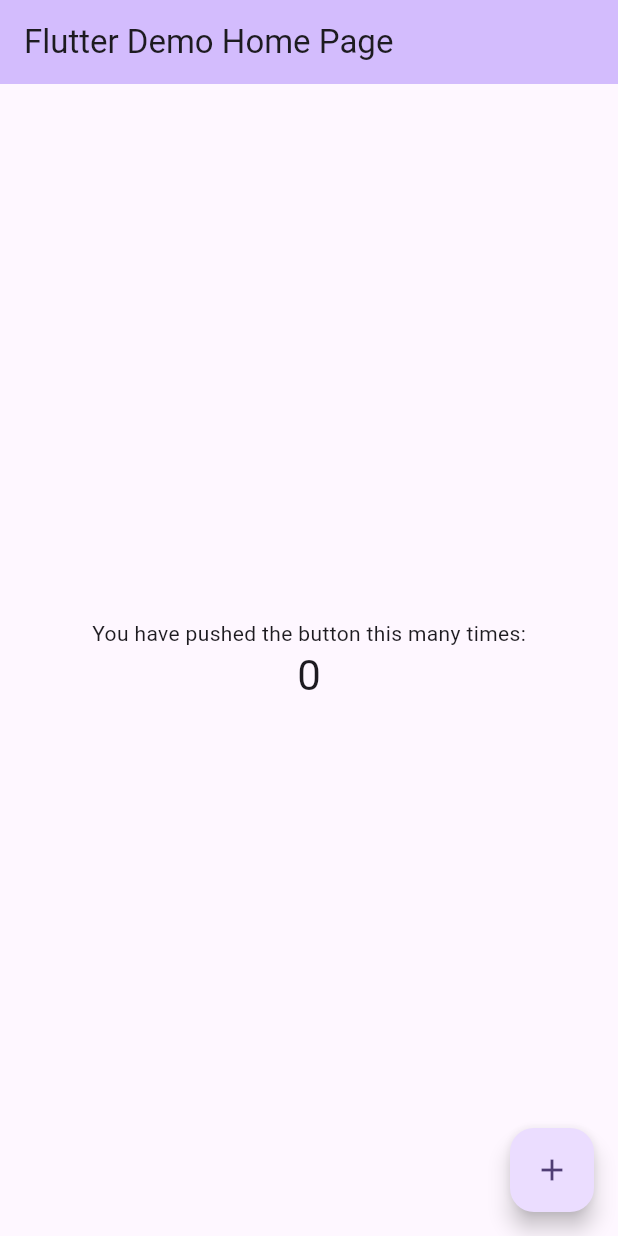
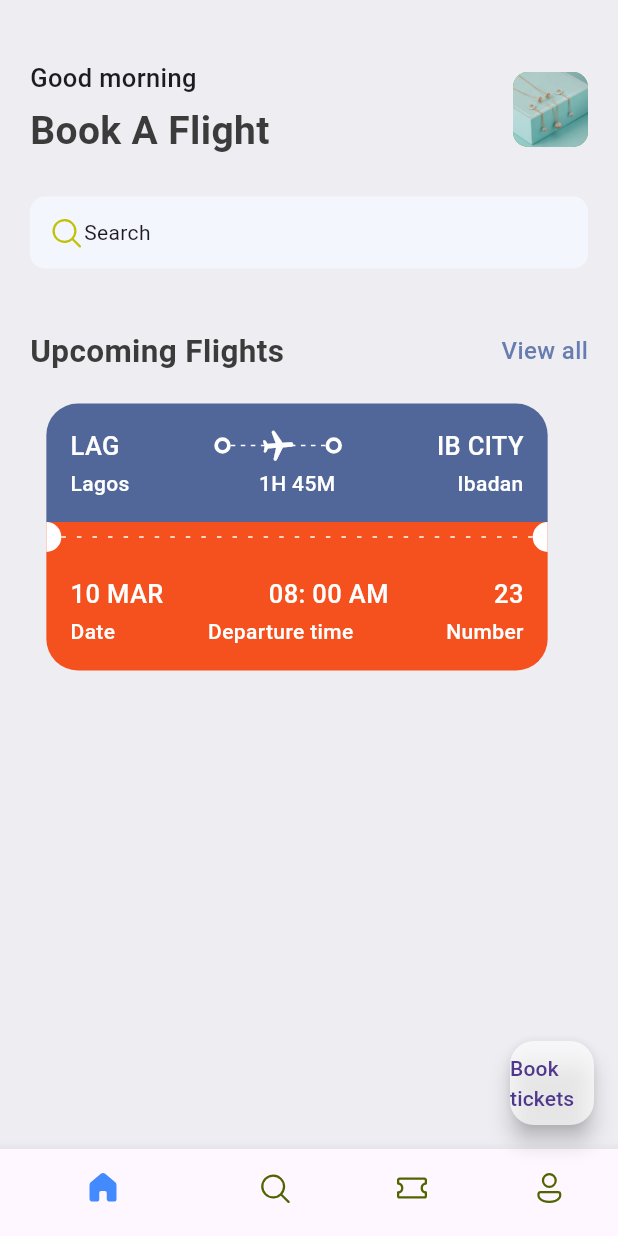
Before and after one commit to koreyakorede/ticketapp, a Flutter app: the screen it shows after launch, on a phone screen of 412 x 824 dp. Run offline on Flutter 3.47's test engine with Material 3 defaults, Android fonts, the phone set to English and light mode, and no system bars; our stand-ins replace fluentui_icons.

Commit message:
commiting all files to repository

```diff
--- /dev/null
+++ b/lib/base/bottom_nav_bar.dart
@@ -0,0 +1,65 @@
+import 'package:fluentui_icons/fluentui_icons.dart';
+import 'package:flutter/material.dart';
+import 'package:flutter_application_1/screens/home_screen.dart';
+
+class BottomNavBar extends StatefulWidget {
+  const BottomNavBar({super.key});
+
+  @override
+  State<BottomNavBar> createState() => _BottomNavBarState();
+}
+
+class _BottomNavBarState extends State<BottomNavBar> {
+  final appScreens = [
+    const HomeScreen(),
+    const Center(child: Text('Search')),
+    const Center(child: Text('Tickets')),
+    const Center(child: Text('Profile')),
+  ];
+  get seletectedItemColor => null;
+
+  int _selectedIndex = 0;
+
+  void _onItemTapped(int index) {
+    setState(() {
+      _selectedIndex = index;
+    });
+  }
+
+  @override
+  Widget build(BuildContext context) {
+    return Scaffold(
+      body: appScreens[_selectedIndex],
+      bottomNavigationBar: BottomNavigationBar(
+        currentIndex: _selectedIndex,
+        onTap: _onItemTapped,
+        selectedItemColor: Colors.blueAccent,
+        unselectedItemColor: const Color(0xFF526400),
+        showSelectedLabels: false,
+        items: const [
+          BottomNavigationBarItem(
+              icon: Icon(FluentSystemIcons.ic_fluent_home_regular),
+              activeIcon: Icon(FluentSystemIcons.ic_fluent_home_filled),
+              label: 'Home'),
+          BottomNavigationBarItem(
+              icon: Icon(FluentSystemIcons.ic_fluent_search_regular),
+              activeIcon: Icon(FluentSystemIcons.ic_fluent_search_filled),
+              label: 'Search'),
+          BottomNavigationBarItem(
+              icon: Icon(FluentSystemIcons.ic_fluent_ticket_regular),
+              activeIcon: Icon(FluentSystemIcons.ic_fluent_ticket_filled),
+              label: 'Tickets'),
+          BottomNavigationBarItem(
+              icon: Icon(FluentSystemIcons.ic_fluent_person_regular),
+              activeIcon: Icon(FluentSystemIcons.ic_fluent_person_filled),
+              label: 'Profile'),
+        ],
+      ),
+      floatingActionButton: FloatingActionButton(
+        onPressed: () {},
+        backgroundColor: Colors.white70,
+        child: Text('Book tickets'),
+      ),
+    );
+  }
+}
--- /dev/null
+++ b/lib/base/res/styles/app_styles.dart
@@ -0,0 +1,26 @@
+import 'package:flutter/material.dart';
+
+Color primary = const Color(0xFF687daf);
+
+class AppStyles {
+  static Color primaryColor = primary;
+  static Color textColor = const Color(0xFF3b3b3b);
+  static Color ticketBlue = const Color(0xFF526799);
+  static Color ticketDeepOrange = const Color(0XFFF4511E);
+  static TextStyle textstyle =
+      TextStyle(fontSize: 16, color: textColor, fontWeight: FontWeight.w500);
+  static TextStyle headLineStyle1 = TextStyle(
+    fontSize: 26,
+    fontWeight: FontWeight.bold,
+    color: textColor,
+  );
+  static TextStyle headLineStyle2 =
+      TextStyle(fontSize: 21, fontWeight: FontWeight.bold, color: textColor);
+
+  static Color bgColor = Color(0xFFeeedf2);
+  static TextStyle headLineStyle3 =
+      const TextStyle(fontSize: 17, fontWeight: FontWeight.w500);
+
+  static TextStyle headLineStyle4 =
+      const TextStyle(fontSize: 14, fontWeight: FontWeight.w500);
+}
--- /dev/null
+++ b/lib/base/widgets/app_double_texts.dart
@@ -0,0 +1,25 @@
+import 'package:flutter/material.dart';
+import 'package:flutter_application_1/base/res/styles/app_styles.dart';
+
+class AppDoubleText extends StatelessWidget {
+  const AppDoubleText(
+      {super.key, required this.bigText, required this.smallText});
+  final String smallText;
+  final String bigText;
+
+  @override
+  Widget build(BuildContext context) {
+    return Row(
+      mainAxisAlignment: MainAxisAlignment.spaceBetween,
+      children: [
+        Text(bigText, style: AppStyles.headLineStyle2),
+        InkWell(
+          onTap: () {},
+          child: Text(smallText,
+              style:
+                  AppStyles.textstyle.copyWith(color: AppStyles.primaryColor)),
+        )
+      ],
+    );
+  }
+}
--- /dev/null
+++ b/lib/base/widgets/app_layoutbuilder_widgets.dart
@@ -0,0 +1,27 @@
+import 'package:flutter/material.dart';
+
+class AppLayoutBuilderWidget extends StatelessWidget {
+  final int randomDivider;
+
+  const AppLayoutBuilderWidget({super.key, required this.randomDivider});
+
+  @override
+  Widget build(BuildContext context) {
+    return LayoutBuilder(
+        builder: (BuildContext context, BoxConstraints constraints) {
+      print("${(constraints.constrainWidth() / randomDivider).floor()}");
+      return Flex(
+          mainAxisAlignment: MainAxisAlignment.spaceBetween,
+          direction: Axis.horizontal,
+          children: List.generate(
+              (constraints.constrainWidth() / randomDivider).floor(),
+              (index) => const SizedBox(
+                  width: 3,
+                  height: 1,
+                  child: DecoratedBox(
+                      decoration: BoxDecoration(
+                    color: Colors.white,
+                  )))));
+    });
+  }
+}
--- /dev/null
+++ b/lib/base/widgets/big_circle.dart
@@ -0,0 +1,23 @@
+import 'package:flutter/material.dart';
+
+class BigCircle extends StatelessWidget {
+  final bool isRight;
+  const BigCircle({super.key, required this.isRight});
+
+  @override
+  Widget build(BuildContext context) {
+    return SizedBox(
+        height: 20,
+        width: 10,
+        child: DecoratedBox(
+            decoration: BoxDecoration(
+                color: Colors.white,
+                borderRadius: isRight == true
+                    ? const BorderRadius.only(
+                        bottomLeft: Radius.circular(10),
+                        topLeft: Radius.circular(10))
+                    : const BorderRadius.only(
+                        bottomRight: Radius.circular(10),
+                        topRight: Radius.circular(10)))));
+  }
+}
--- /dev/null
+++ b/lib/base/widgets/big_dot.dart
@@ -0,0 +1,17 @@
+import 'package:flutter/material.dart';
+
+class BigDot extends StatelessWidget {
+  const BigDot({super.key});
+
+  get width => null;
+
+  @override
+  Widget build(BuildContext context) {
+    return Container(
+      padding: EdgeInsets.all(3),
+      decoration: BoxDecoration(
+          border: Border.all(width: 2.5, color: Colors.white),
+          borderRadius: BorderRadius.circular(20)),
+    );
+  }
+}
--- /dev/null
+++ b/lib/base/widgets/text_style_fourth.dart
@@ -0,0 +1,16 @@
+import 'package:flutter/material.dart';
+import 'package:flutter_application_1/base/res/styles/app_styles.dart';
+
+class TextStyleFourth extends StatelessWidget {
+  final String text;
+  final TextAlign align;
+  const TextStyleFourth(
+      {super.key, required this.text, this.align = TextAlign.start});
+
+  @override
+  Widget build(BuildContext context) {
+    return Text(text,
+        textAlign: align,
+        style: AppStyles.headLineStyle4.copyWith(color: Colors.white));
+  }
+}
--- /dev/null
+++ b/lib/base/widgets/text_style_third.dart
@@ -0,0 +1,13 @@
+import 'package:flutter/material.dart';
+import 'package:flutter_application_1/base/res/styles/app_styles.dart';
+
+class TextStyleThird extends StatelessWidget {
+  final String text;
+  const TextStyleThird({super.key, required this.text});
+
+  @override
+  Widget build(BuildContext context) {
+    return Text(text,
+        style: AppStyles.headLineStyle3.copyWith(color: Colors.white));
+  }
+}
--- /dev/null
+++ b/lib/base/widgets/ticket_view.dart
@@ -0,0 +1,140 @@
+import 'package:flutter/material.dart';
+import 'package:flutter_application_1/base/res/styles/app_styles.dart';
+import 'package:flutter_application_1/base/widgets/app_layoutbuilder_widgets.dart';
+import 'package:flutter_application_1/base/widgets/big_circle.dart';
+import 'package:flutter_application_1/base/widgets/big_dot.dart';
+import 'package:flutter_application_1/base/widgets/text_style_fourth.dart';
+import 'package:flutter_application_1/base/widgets/text_style_third.dart';
+
+class TicketView extends StatelessWidget {
+  const TicketView({super.key});
+
+  @override
+  Widget build(BuildContext context) {
+    final size = MediaQuery.of(context).size;
+    return SizedBox(
+      width: size.width * 0.85,
+      height: 189,
+      child: Container(
+        margin: EdgeInsets.only(right: 16),
+        child: Column(
+          children: [
+            //blue part of the ticket
+            Container(
+                padding: EdgeInsets.all(16),
+                decoration: BoxDecoration(
+                  color: AppStyles.ticketBlue,
+                  borderRadius: BorderRadius.only(
+                      topLeft: Radius.circular(21),
+                      topRight: Radius.circular(21)),
+                ),
+                child: Column(
+                  children: [
+                    Row(
+                      children: [
+                        TextStyleThird(text: 'LAG'),
+                        Expanded(child: Container()),
+                        const BigDot(),
+                        Expanded(
+                            child: Stack(
+                          children: [
+                            const SizedBox(
+                                height: 24,
+                                child: AppLayoutBuilderWidget(
+                                  randomDivider: 6,
+                                )),
+                            Center(
+                              child: Transform.rotate(
+                                angle: 1.5,
+                                child: const Icon(Icons.local_airport_rounded,
+                                    color: Colors.white),
+                              ),
+                            )
+                          ],
+                        )),
+                        const BigDot(),
+                        Expanded(child: Container()),
+                        TextStyleThird(text: 'IB CITY')
+                      ],
+                    ),
+                    SizedBox(height: 3),
+                    Row(
+                      children: [
+                        const SizedBox(
+                            width: 100, child: TextStyleFourth(text: 'Lagos')),
+                        Expanded(child: Container()),
+                        const TextStyleFourth(text: '1H 45M'),
+                        Expanded(child: Container()),
+                        const SizedBox(
+                            width: 100,
+                            child: TextStyleFourth(
+                                text: 'Ibadan', align: TextAlign.end))
+                      ],
+                    ),
+                  ],
+                )),
+            //circles part and dots
+            Container(
+                height: 20,
+                color: AppStyles.ticketDeepOrange,
+                child: Row(
+                  children: [
+                    const BigCircle(isRight: false),
+                    Expanded(
+                        child: AppLayoutBuilderWidget(
+                      randomDivider: 10,
+                    )),
+                    const BigCircle(isRight: true),
+                  ],
+                )),
+            //Orange part of the ticket
+            Container(
+                padding: EdgeInsets.all(16),
+                decoration: BoxDecoration(
+                  color: AppStyles.ticketDeepOrange,
+                  borderRadius: BorderRadius.only(
+                      bottomLeft: Radius.circular(21),
+                      bottomRight: Radius.circular(21)),
+                ),
+                child: Column(
+                  children: [
+                    Row(
+                      children: [
+                        Text('10 MAR',
+                            style: AppStyles.headLineStyle3
+                                .copyWith(color: Colors.white)),
+                        Expanded(child: Container()),
+                        Text('08: 00 AM',
+                            style: AppStyles.headLineStyle3
+                                .copyWith(color: Colors.white)),
+                        Expanded(child: Container()),
+                        Text('23',
+                            style: AppStyles.headLineStyle3
+                                .copyWith(color: Colors.white))
+                      ],
+                    ),
+                    SizedBox(height: 3),
+                    Row(
+                      children: [
+                        Text('Date',
+                            style: AppStyles.headLineStyle4
+                                .copyWith(color: Colors.white)),
+                        Expanded(child: Container()),
+                        Text('Departure time',
+                            style: AppStyles.headLineStyle4
+                                .copyWith(color: Colors.white)),
+                        Expanded(child: Container()),
+                        Text('Number',
+                            textAlign: TextAlign.end,
+                            style: AppStyles.headLineStyle4
+                                .copyWith(color: Colors.white)),
+                      ],
+                    ),
+                  ],
+                )),
+          ],
+        ),
+      ),
+    );
+  }
+}
--- a/lib/main.dart
+++ b/lib/main.dart
@@ -1,125 +1,16 @@
 import 'package:flutter/material.dart';
+import 'package:flutter_application_1/base/bottom_nav_bar.dart';
 
-void main() {
-  runApp(const MyApp());
-}
+void main() => runApp(const MyApp());
 
 class MyApp extends StatelessWidget {
   const MyApp({super.key});
 
-  // This widget is the root of your application.
   @override
   Widget build(BuildContext context) {
     return MaterialApp(
-      title: 'Flutter Demo',
-      theme: ThemeData(
-        // This is the theme of your application.
-        //
-        // TRY THIS: Try running your application with "flutter run". You'll see
-        // the application has a purple toolbar. Then, without quitting the app,
-        // try changing the seedColor in the colorScheme below to Colors.green
-        // and then invoke "hot reload" (save your changes or press the "hot
-        // reload" button in a Flutter-supported IDE, or press "r" if you used
-        // the command line to start the app).
-        //
-        // Notice that the counter didn't reset back to zero; the application
-        // state is not lost during the reload. To reset the state, use hot
-        // restart instead.
-        //
-        // This works for code too, not just values: Most code changes can be
-        // tested with just a hot reload.
-        colorScheme: ColorScheme.fromSeed(seedColor: Colors.deepPurple),
-        useMaterial3: true,
-      ),
-      home: const MyHomePage(title: 'Flutter Demo Home Page'),
+      debugShowCheckedModeBanner: false,
+      home: BottomNavBar(),
     );
   }
 }
-
-class MyHomePage extends StatefulWidget {
-  const MyHomePage({super.key, required this.title});
-
-  // This widget is the home page of your application. It is stateful, meaning
-  // that it has a State object (defined below) that contains fields that affect
-  // how it looks.
-
-  // This class is the configuration for the state. It holds the values (in this
-  // case the title) provided by the parent (in this case the App widget) and
-  // used by the build method of the State. Fields in a Widget subclass are
-  // always marked "final".
-
-  final String title;
-
-  @override
-  State<MyHomePage> createState() => _MyHomePageState();
-}
-
-class _MyHomePageState extends State<MyHomePage> {
-  int _counter = 0;
-
-  void _incrementCounter() {
-    setState(() {
-      // This call to setState tells the Flutter framework that something has
-      // changed in this State, which causes it to rerun the build method below
-      // so that the display can reflect the updated values. If we changed
-      // _counter without calling setState(), then the build method would not be
-      // called again, and so nothing would appear to happen.
-      _counter++;
-    });
-  }
-
-  @override
-  Widget build(BuildContext context) {
-    // This method is rerun every time setState is called, for instance as done
-    // by the _incrementCounter method above.
-    //
-    // The Flutter framework has been optimized to make rerunning build methods
-    // fast, so that you can just rebuild anything that needs updating rather
-    // than having to individually change instances of widgets.
-    return Scaffold(
-      appBar: AppBar(
-        // TRY THIS: Try changing the color here to a specific color (to
-        // Colors.amber, perhaps?) and trigger a hot reload to see the AppBar
-        // change color while the other colors stay the same.
-        backgroundColor: Theme.of(context).colorScheme.inversePrimary,
-        // Here we take the value from the MyHomePage object that was created by
-        // the App.build method, and use it to set our appbar title.
-        title: Text(widget.title),
-      ),
-      body: Center(
-        // Center is a layout widget. It takes a single child and positions it
-        // in the middle of the parent.
-        child: Column(
-          // Column is also a layout widget. It takes a list of children and
-          // arranges them vertically. By default, it sizes itself to fit its
-          // children horizontally, and tries to be as tall as its parent.
-          //
-          // Column has various properties to control how it sizes itself and
-          // how it positions its children. Here we use mainAxisAlignment to
-          // center the children vertically; the main axis here is the vertical
-          // axis because Columns are vertical (the cross axis would be
-          // horizontal).
-          //
-          // TRY THIS: Invoke "debug painting" (choose the "Toggle Debug Paint"
-          // action in the IDE, or press "p" in the console), to see the
-          // wireframe for each widget.
-          mainAxisAlignment: MainAxisAlignment.center,
-          children: <Widget>[
-            const Text(
-              'You have pushed the button this many times:',
-            ),
-            Text(
-              '$_counter',
-              style: Theme.of(context).textTheme.headlineMedium,
-            ),
-          ],
-        ),
-      ),
-      floatingActionButton: FloatingActionButton(
-        onPressed: _incrementCounter,
-        tooltip: 'Increment',
-        child: const Icon(Icons.add),
-      ), // This trailing comma makes auto-formatting nicer for build methods.
-    );
-  }
-}
--- /dev/null
+++ b/lib/screens/home_screen.dart
@@ -0,0 +1,80 @@
+import 'package:fluentui_icons/fluentui_icons.dart';
+import 'package:flutter/material.dart';
+import 'package:flutter_application_1/base/widgets/app_double_texts.dart';
+import 'package:flutter_application_1/base/widgets/ticket_view.dart';
+import '../base/res/styles/app_styles.dart';
+
+class HomeScreen extends StatefulWidget {
+  const HomeScreen({super.key});
+
+  @override
+  State<HomeScreen> createState() => _HomeScreenState();
+}
+
+class _HomeScreenState extends State<HomeScreen> {
+  @override
+  Widget build(BuildContext context) {
+    return Scaffold(
+      backgroundColor: AppStyles.bgColor,
+      //Listview widget for scrollable effect
+      body: ListView(
+        children: [
+          SizedBox(height: 40),
+          Container(
+              padding: const EdgeInsets.symmetric(horizontal: 20),
+              child: Column(
+                children: [
+                  Row(
+                    mainAxisAlignment: MainAxisAlignment.spaceBetween,
+                    children: [
+                      Column(
+                        crossAxisAlignment: CrossAxisAlignment.start,
+                        children: [
+                          Text('Good morning', style: AppStyles.headLineStyle3),
+                          const SizedBox(
+                            height: 5,
+                          ),
+                          Text('Book A Flight',
+                              style: AppStyles.headLineStyle1),
+                        ],
+                      ),
+                      Container(
+                        width: 50,
+                        height: 50,
+                        decoration: BoxDecoration(
+                          borderRadius: BorderRadius.circular(10),
+                          color: Colors.green,
+                          image: DecorationImage(
+                              image: AssetImage('assets/pic1.jpg')),
+                        ),
+                      ),
+                    ],
+                  ),
+                  const SizedBox(height: 25),
+                  Container(
+                    padding: EdgeInsets.symmetric(horizontal: 12, vertical: 12),
+                    decoration: BoxDecoration(
+                      borderRadius: BorderRadius.circular(10),
+                      color: const Color(0xFFF4F6FD),
+                    ),
+                    child: const Row(
+                      //mainAxisAlignment: MainAxisAlignment.spaceBetween,
+                      children: [
+                        Icon(FluentSystemIcons.ic_fluent_search_regular,
+                            color: Color(0xFFBFC205)),
+                        Text('Search'),
+                      ],
+                    ),
+                  ),
+                  const SizedBox(height: 40),
+                  AppDoubleText(
+                      bigText: 'Upcoming Flights', smallText: 'View all'),
+                  const SizedBox(height: 20),
+                  TicketView()
+                ],
+              )),
+        ],
+      ),
+    );
+  }
+}
```
Also changed, not shown: pubspec.yaml (+8 -14 lines), assets/pic1.jpg (added), assets/pic2.jpg (added), assets/pic3.jpg (added), fonts/IndieFlower-Regular.ttf (added), pubspec.lock, 1 other file.
